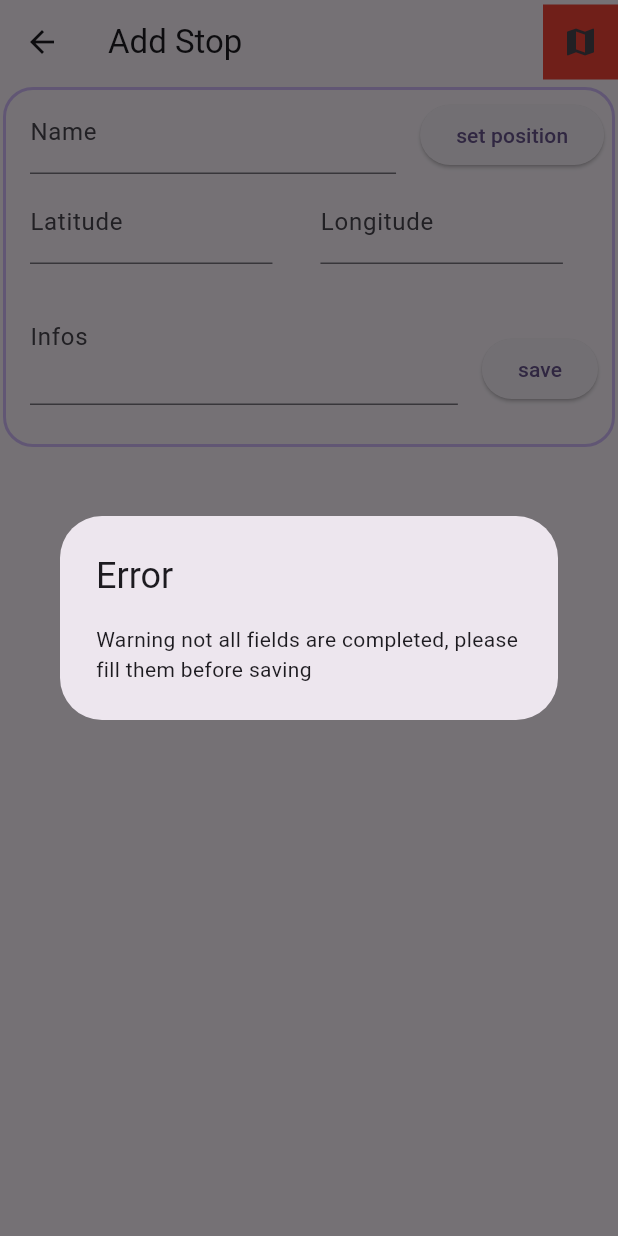
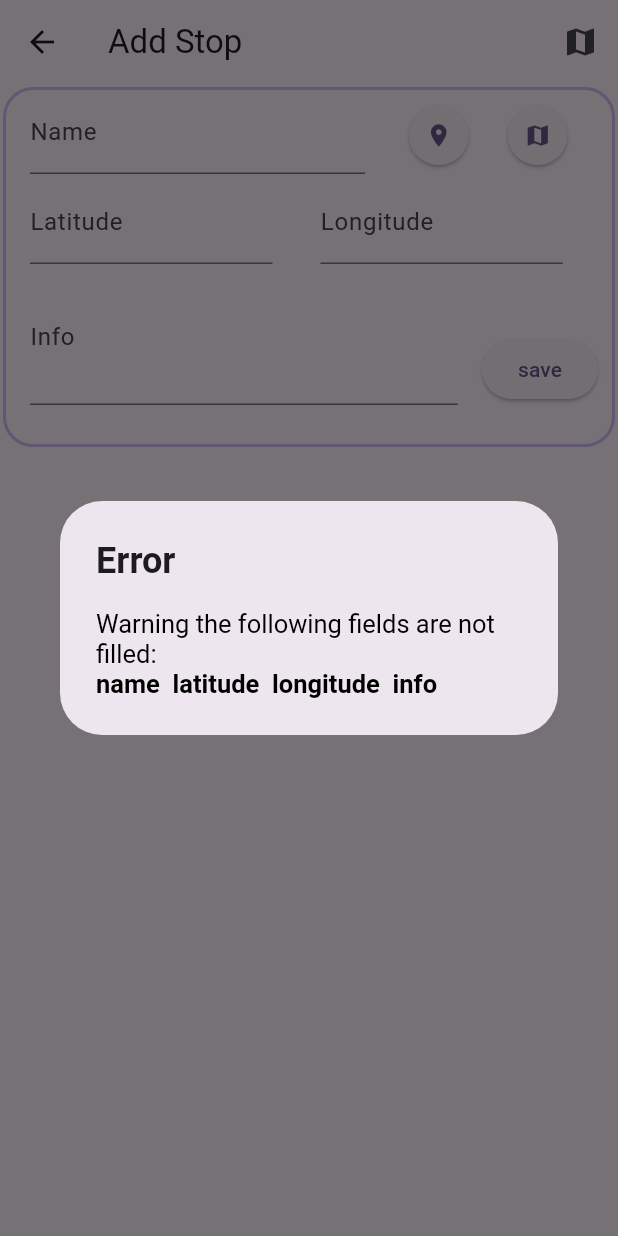
Before and after one commit to Ale-Flash/Flutter-applications, a Flutter app: the AddStopPage1 screen opened directly, after a tap on "save", on a phone screen of 412 x 824 dp. Run offline on Flutter 3.47's test engine with Material 2 defaults, Android fonts, the phone set to English and light mode, and no system bars; our stand-ins replace cool_alert, floor, flutter_local_notifications, geolocator, google_maps_flutter, numberpicker and 2 more; missing offline and left inert: flutter_polyline_points, flutter_ringtone_player, place_picker, slidable_button; accounts and stored records are empty; generated files the repository leaves out were written again; project files that could hold a hidden picture were left out.

Commit message:
fixed project

```diff
--- a/journey/lib/widget/add_stop.dart
+++ b/journey/lib/widget/add_stop.dart
@@ -1,15 +1,17 @@
 // ignore_for_file: use_build_context_synchronously
 
+import 'dart:developer';
+
+import 'package:journey/main.dart';
+import 'package:flutter/material.dart';
+import 'package:provider/provider.dart';
+import 'package:journey/widget/map.dart';
+import 'package:journey/entity/stop.dart';
+import 'package:journey/widget/input.dart';
 import 'package:geolocator/geolocator.dart';
-import 'package:google_maps_flutter/google_maps_flutter.dart';
-import 'package:journey/entity/stop.dart';
 import 'package:journey/entity/tripstops.dart';
-import 'package:journey/widget/input.dart';
-import 'package:flutter/material.dart';
-import 'package:journey/main.dart';
-import 'package:journey/widget/map.dart';
+import 'package:place_picker/place_picker.dart';
 import 'package:journey/widget/numeric_input.dart';
-import 'package:provider/provider.dart';
 
 class AddStopPage extends StatelessWidget {
   const AddStopPage({super.key});
@@ -33,6 +35,7 @@ Future<Position?> getLocation() async {
     Position position = await Geolocator.getCurrentPosition(
             desiredAccuracy: LocationAccuracy.high)
         .timeout(const Duration(seconds: 5));
+    lastCoords = Coords(position.latitude, position.longitude);
     return position;
   } catch (e) {
     debugPrint('Error: $e');
@@ -40,24 +43,22 @@ Future<Position?> getLocation() async {
   return null;
 }
 
+Coords lastCoords = const Coords(45.4398, 12.3319);
 late StopsTracker stopsTracker;
 const TextStyle textStyleGrey =
     TextStyle(color: Color(0xFF3E3E3E), fontSize: 12);
 const TextStyle textStyleInfos = TextStyle(color: Colors.black, fontSize: 15);
-bool map = false;
 Stop? selectedStop;
 Coords? mapPosition;
 
 class _AddStopPageState extends State<AddStopPage1> {
-
-
   bool loading = false;
   @override
   Widget build(BuildContext context) {
     InputForm name = InputForm(label: "Name", size: 60, lines: 1);
     NumericInputForm lat = NumericInputForm(label: "Latitude", size: 60);
     NumericInputForm long = NumericInputForm(label: "Longitude", size: 60);
-    InputForm info = InputForm(label: "Infos", size: 90, lines: 3);
+    InputForm info = InputForm(label: "Info", size: 90, lines: 3);
 
     stopsTracker = Provider.of(context);
 
@@ -67,18 +68,14 @@ class _AddStopPageState extends State<AddStopPage1> {
         actions: [
           GestureDetector(
             onTap: () {
-              Navigator.push(
-                      context,
-                      MaterialPageRoute(
-                          builder: (context) => const MapScreen()));
-              map = !map;
+              Navigator.push(context,
+                  MaterialPageRoute(builder: (context) => const MapScreen()));
               stopsTracker.reload();
             },
-            child: Container(
+            child: const SizedBox(
               width: 50,
               height: 50,
-              color: Colors.red,
-              child: Icon(map ? Icons.add : Icons.map),
+              child: Icon(Icons.map),
             ),
           )
         ],
@@ -87,34 +84,19 @@ class _AddStopPageState extends State<AddStopPage1> {
           itemCount: stopsTracker.stops.length + 1,
           itemBuilder: (context, index) {
             if (index == 0) {
-              // if (map) { // TODO make new page perché se no non si riesce a spostare nella lista
-              //   return SizedBox(
-              //     height: 300,
-              //     child: GoogleMap(
-              //       initialCameraPosition: CameraPosition(
-              //         target: selectedStop == null
-              //             ? const LatLng(41.4575846, 12.6610751)
-              //             : LatLng(selectedStop!.lat, selectedStop!.lang),
-              //         zoom: 14,
-              //       ),
-              //       markers: markerFiller(),
-              //     ),
-              //   );
-              // } else {
               return Container(
                 margin: const EdgeInsets.all(2),
                 decoration: BoxDecoration(
                     border: Border.all(
                         color: Theme.of(context).colorScheme.inversePrimary,
                         width: 2),
-                      borderRadius:
-                          const BorderRadius.all(Radius.circular(20))),
+                    borderRadius: const BorderRadius.all(Radius.circular(20))),
                 height: 240,
                 child: Column(children: [
                   Row(
                     children: [
                       SizedBox(
-                          width: MediaQuery.of(context).size.width * 0.67,
+                        width: MediaQuery.of(context).size.width * 0.62,
                         child: name,
                       ),
                       ElevatedButton(
@@ -137,7 +119,39 @@ class _AddStopPageState extends State<AddStopPage1> {
                               }
                             }
                           },
-                            child: const Text('set position'))
+                          style: ElevatedButton.styleFrom(
+                              shape: const CircleBorder()),
+                          child: const Icon(Icons.location_on)),
+                      ElevatedButton(
+                          onPressed: () async {
+                            LocationResult result = await Navigator.of(context)
+                                .push(MaterialPageRoute(
+                                    builder: (context) => PlacePicker(
+                                          googleAPiKey,
+                                          displayLocation: LatLng(
+                                              lastCoords.lat, lastCoords.long),
+                                        )));
+
+                            // Handle the result in your way
+                            if (result.latLng != null) {
+                              String value1 =
+                                      result.latLng!.latitude.toString(),
+                                  value2 = result.latLng!.longitude.toString();
+                              if (value1.length > 10) {
+                                value1 = value1.substring(0, 10);
+                              }
+                              if (value2.length > 10) {
+                                value2 = value2.substring(0, 10);
+                              }
+                              lat.txt.text = value1;
+                              long.txt.text = value2;
+                              lat.value = value1;
+                              long.value = value2;
+                            }
+                          },
+                          style: ElevatedButton.styleFrom(
+                              shape: const CircleBorder()),
+                          child: const Icon(Icons.map))
                     ],
                   ),
                   Row(
@@ -165,18 +179,62 @@ class _AddStopPageState extends State<AddStopPage1> {
                             if (name.value.isEmpty ||
                                 lat.value.isEmpty ||
                                 long.value.isEmpty ||
-                                  info.value.isEmpty ||
-                                  double.tryParse(lat.value) == null ||
+                                info.value.isEmpty) {
+                              showDialog(
+                                  context: context,
+                                  builder: (BuildContext context) {
+                                    return AlertDialog(
+                                        title: const Text('Error',
+                                            style: TextStyle(
+                                                fontWeight: FontWeight.bold)),
+                                        content: RichText(
+                                          // ignore: prefer_const_constructors
+                                          text: TextSpan(
+                                            style: textStyle,
+                                            children: <TextSpan>[
+                                              const TextSpan(
+                                                  text:
+                                                      'Warning the following fields are not filled:\n'),
+                                              TextSpan(
+                                                  text: name.value.isEmpty
+                                                      ? 'name  '
+                                                      : '',
+                                                  style: textStyleBold),
+                                              TextSpan(
+                                                  text: lat.value.isEmpty
+                                                      ? 'latitude  '
+                                                      : '',
+                                                  style: textStyleBold),
+                                              TextSpan(
+                                                  text: long.value.isEmpty
+                                                      ? 'longitude  '
+                                                      : '',
+                                                  style: textStyleBold),
+                                              TextSpan(
+                                                  text: info.value.isEmpty
+                                                      ? 'info'
+                                                      : '',
+                                                  style: textStyleBold),
+                                            ],
+                                          ),
+                                        ));
+                                  });
+                            } else {
+                              if (double.tryParse(lat.value) == null ||
                                   double.tryParse(long.value) == null) {
                                 showDialog(
                                     context: context,
                                     builder: (BuildContext context) {
                                       return const AlertDialog(
-                                          title: Text('Error'),
+                                          title: Text('Error',
+                                              style: TextStyle(
+                                                  fontWeight: FontWeight.bold)),
                                           content: Text(
-                                              'Warning not all fields are completed, please fill them before saving'));
+                                              'Error in parsing the numbers'));
                                     });
-                              } else {
+                                return;
+                              }
+
                               int stopId = await database.stopdao.insertStop(
                                   Stop(
                                       null,
@@ -211,7 +269,6 @@ class _AddStopPageState extends State<AddStopPage1> {
                   onTap: () {
                     selectedStop = stopsTracker.stops[index - 1];
                     print(selectedStop!.name);
-                    if (map) stopsTracker.reload();
 
                     // TODO FIXME
                     Navigator.of(context).push(MaterialPageRoute(
--- a/journey/lib/widget/add_trip.dart
+++ b/journey/lib/widget/add_trip.dart
@@ -14,7 +14,8 @@ class AddTripPage extends StatefulWidget {
 class _AddTripPageState extends State<AddTripPage> {
   @override
   Widget build(BuildContext context) {
-    InputForm name = InputForm(label: "Enter the Trip name:", size: 80, lines: 1);
+    InputForm name =
+        InputForm(label: "Enter the Trip name:", size: 80, lines: 1);
     return Scaffold(
       appBar: AppBar(
         title: const Text('Add Trip'),
@@ -24,6 +25,16 @@ class _AddTripPageState extends State<AddTripPage> {
         const SizedBox(height: 120),
         ElevatedButton(
             onPressed: () async {
+              if (name.value.isEmpty) {
+                showDialog(
+                    context: context,
+                    builder: (BuildContext context) {
+                      return const AlertDialog(
+                          title: Text('Error'),
+                          content: Text('please insert the name of the Trip'));
+                    });
+                return;
+              }
               await addTrip(name.value);
               showDialog(
                   context: context,
--- a/journey/pubspec.yaml
+++ b/journey/pubspec.yaml
@@ -40,6 +40,7 @@ dependencies:
   provider: ^6.0.5
   google_maps_flutter: ^2.2.4
   flutter_polyline_points: ^1.0.0
+  place_picker: ^0.10.0
 
 dev_dependencies:
   flutter_test:
```
Also changed, not shown: journey/lib/main.dart (+37 -11 lines), journey/lib/widget/map.dart (+27 -47 lines), journey/lib/widget/map_picker.dart (added, +24 -0 lines), journey/test.dart (added, +20 -0 lines), journey/pubspec.lock. Lines whose indentation alone changed are shown as unchanged.
